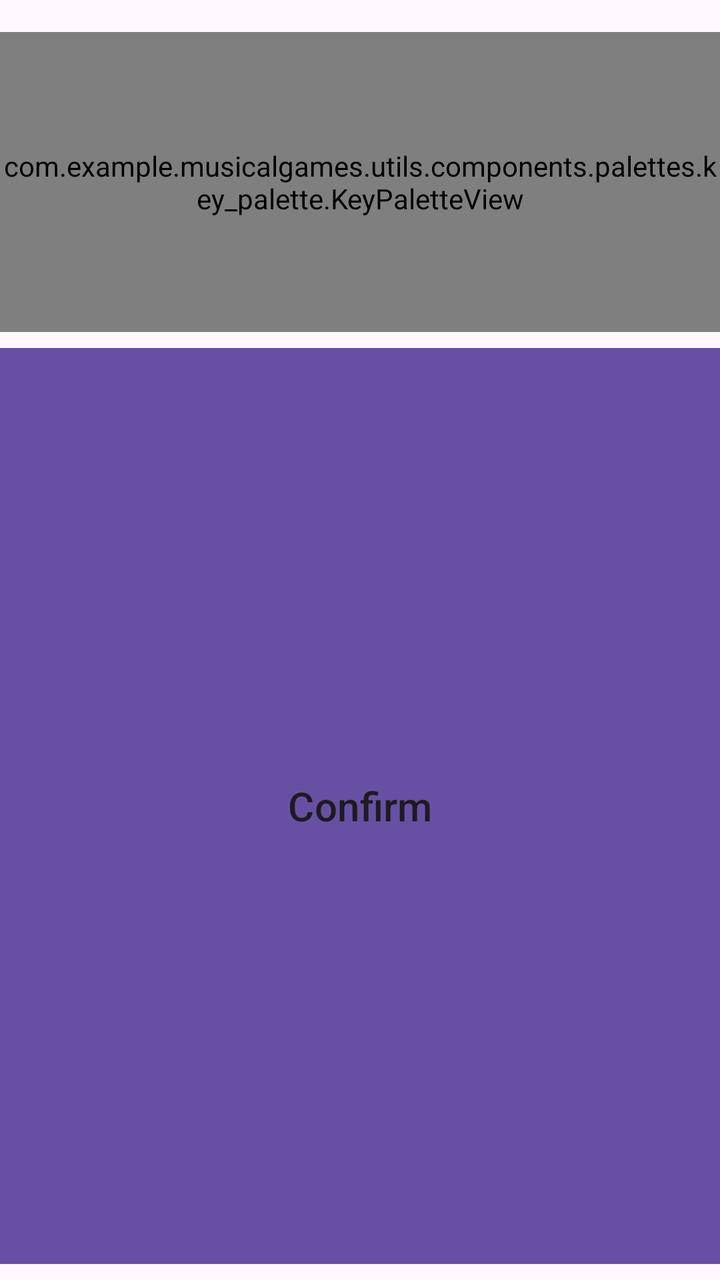
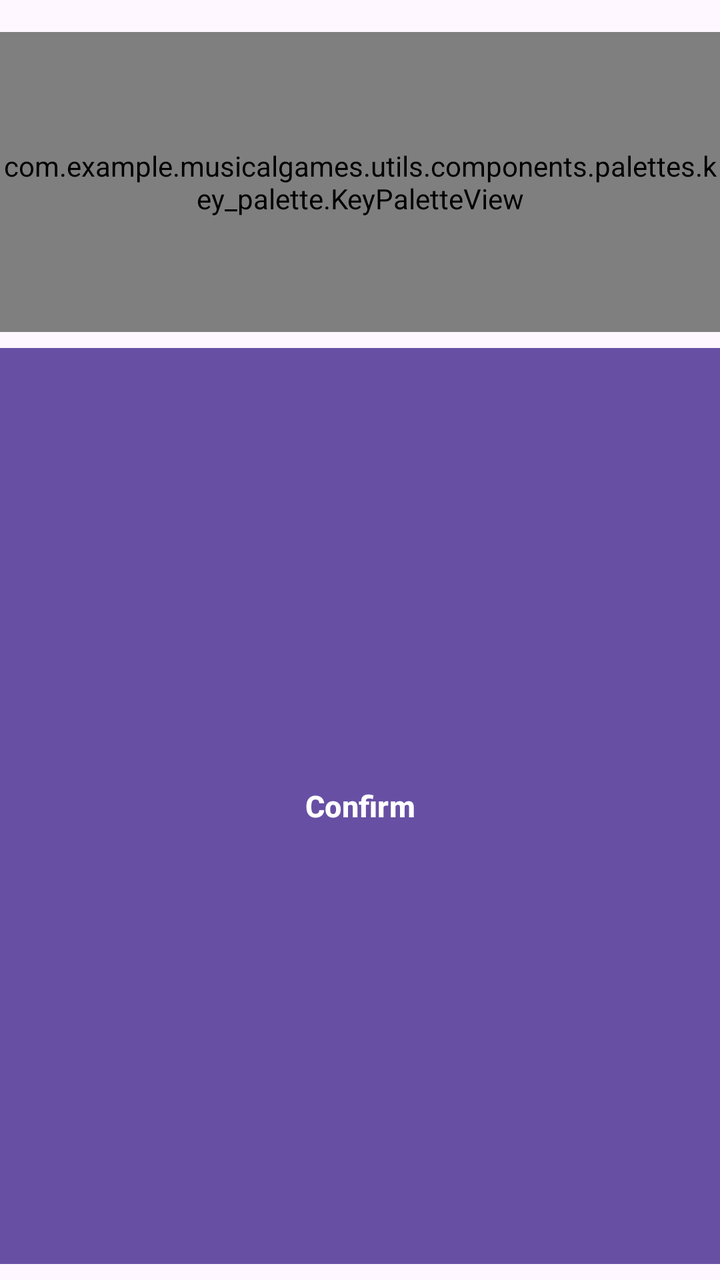

The first picture is an Android layout as it rendered before a commit; the second is the same layout after the commit. The layout source and the unified diff follow.
<!-- AndroidManifest.xml: application theme Base.Theme.MusicalGames -->
<!-- res/layout/keyboard_bottom_sheet.xml -->
<LinearLayout xmlns:android="http://schemas.android.com/apk/res/android"
    android:layout_width="match_parent"
    android:layout_height="wrap_content"
    android:orientation="vertical"
    android:background="?attr/backgroundColor"
    android:paddingVertical="8dp"
    >

    <com.example.musicalgames.utils.components.palettes.key_palette.KeyPaletteView
        android:id="@+id/keyboard_view"
        android:layout_width="match_parent"
        android:layout_marginVertical="8dp"
        android:layout_height="150dp"/>
    <Button
        style="@style/basicListButtonStyle"
        android:id="@+id/confirm_button"
        android:text="Confirm"/>

</LinearLayout>
<!-- resources referenced by this layout -->
<resources>
  <style name="basicListButtonStyle">
          <item name="android:layout_width">match_parent</item>
          <item name="android:layout_height">match_parent</item>
          <item name="android:layout_weight">1</item>
          <item name="android:textSize">20sp</item>
          <item name="android:textColor">?attr/textFillColor</item>
          <item name="android:background">@drawable/button_basic</item>
      </style>
  <style name="Base.Theme.MusicalGames" parent="Theme.Material3.DayNight.NoActionBar">
          
          
          
          
      </style>
  <!-- drawable button_basic (drawable) -->
  <shape xmlns:android="http://schemas.android.com/apk/res/android">
      <solid android:color="?attr/colorPrimary"/>
  </shape>
</resources>

<!-- the commit's change to res/layout/keyboard_bottom_sheet.xml (unified diff, before → after) -->
@@ -12,7 +12,7 @@
         android:layout_marginVertical="8dp"
         android:layout_height="150dp"/>
     <Button
-        style="@style/basicListButtonStyle"
+        style="@style/buttonFilledStyle"
         android:id="@+id/confirm_button"
         android:text="Confirm"/>
 
<!-- resource entries referenced after the edit -->
@@ -1,11 +1,12 @@
 <!-- resources referenced by this layout -->
 <resources>
-  <style name="basicListButtonStyle">
+  <style name="buttonFilledStyle">
           <item name="android:layout_width">match_parent</item>
           <item name="android:layout_height">match_parent</item>
           <item name="android:layout_weight">1</item>
-          <item name="android:textSize">20sp</item>
-          <item name="android:textColor">?attr/textFillColor</item>
+          <item name="android:textSize">15sp</item>
+          <item name="android:textStyle">bold</item>
+          <item name="android:textColor">?attr/colorOnPrimary</item>
           <item name="android:background">@drawable/button_basic</item>
       </style>
   <style name="Base.Theme.MusicalGames" parent="Theme.Material3.DayNight.NoActionBar">
